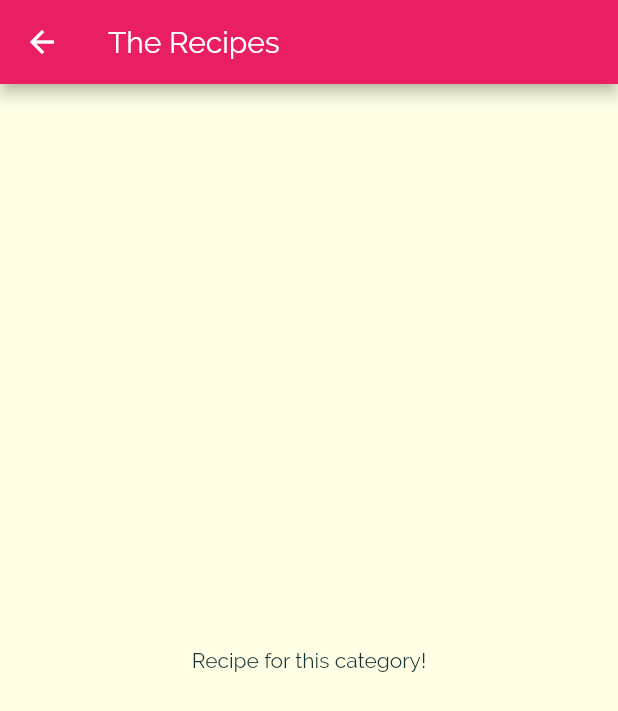
After one commit to yaser-eftekhari/flutter-meal_app, a Flutter app: the screen it shows after launch, after a tap on "Italian", on a phone screen of 412 x 824 dp. The commit adds this screen. Shown: the top 711 px of the screen. Run offline on Flutter 3.47's test engine with Material 2 defaults, Android fonts, the phone set to English and light mode, and no system bars.

Commit message:
skeleton for transitioning to the category meal screen

```diff
--- a/lib/category_item.dart
+++ b/lib/category_item.dart
@@ -1,4 +1,5 @@
 import 'package:flutter/material.dart';
+import 'category_meals_screen.dart';
 
 class CategoryItem extends StatelessWidget {
   final String title;
@@ -9,11 +10,28 @@ class CategoryItem extends StatelessWidget {
     required this.title,
   });
 
+  void selectCategory(BuildContext ctx) {
+    Navigator.of(ctx).push(
+      MaterialPageRoute(
+        builder: (_) {
+          return CategoryMealsScreen();
+        },
+      ),
+    );
+  }
+
   @override
   Widget build(BuildContext context) {
-    return Container(
+    return InkWell(
+      onTap: () => selectCategory(context),
+      splashColor: Theme.of(context).primaryColor,
+      borderRadius: BorderRadius.circular(15),
+      child: Container(
         padding: const EdgeInsets.all(15),
-      child: Text(title, style: Theme.of(context).textTheme.headline6,),
+        child: Text(
+          title,
+          style: Theme.of(context).textTheme.headline6,
+        ),
         decoration: BoxDecoration(
           gradient: LinearGradient(
             colors: [
@@ -25,6 +43,7 @@ class CategoryItem extends StatelessWidget {
           ),
           borderRadius: BorderRadius.circular(15),
         ),
+      ),
     );
   }
 }
--- /dev/null
+++ b/lib/category_meals_screen.dart
@@ -0,0 +1,17 @@
+import 'package:flutter/material.dart';
+
+class CategoryMealsScreen extends StatelessWidget {
+  const CategoryMealsScreen({Key? key}) : super(key: key);
+
+  @override
+  Widget build(BuildContext context) {
+    return Scaffold(
+      appBar: AppBar(
+        title: Text("The Recipes"),
+      ),
+      body: Center(
+        child: Text("Recipe for this category!"),
+      ),
+    );
+  }
+}
```
Lines whose indentation alone changed are shown as unchanged.
